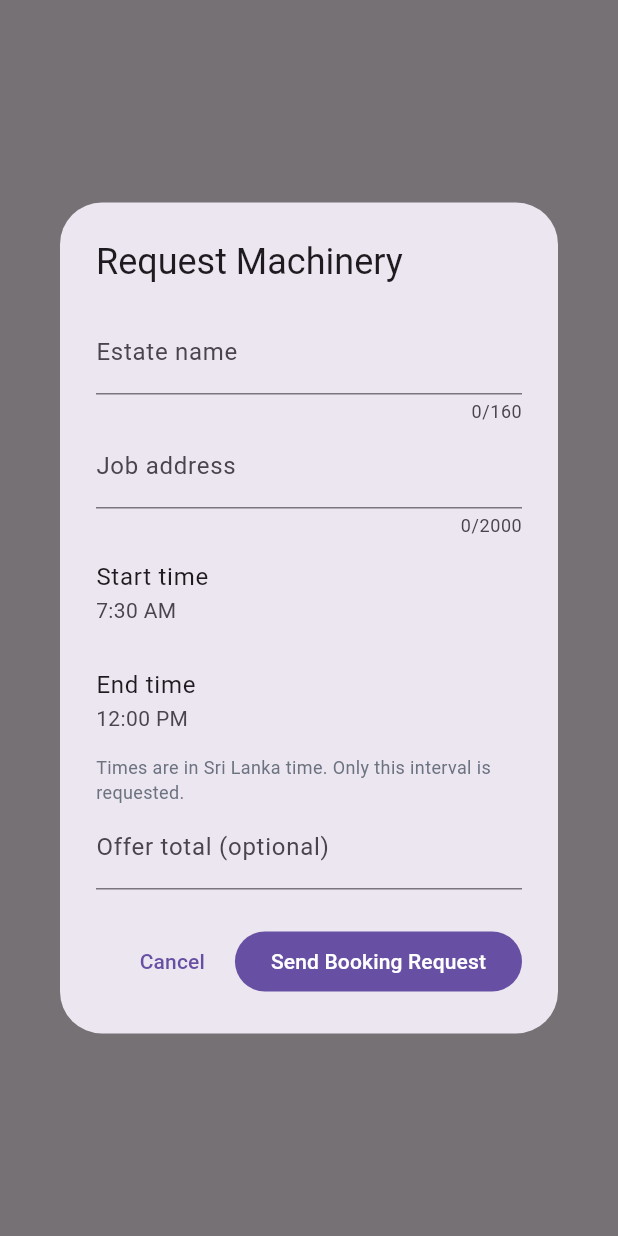
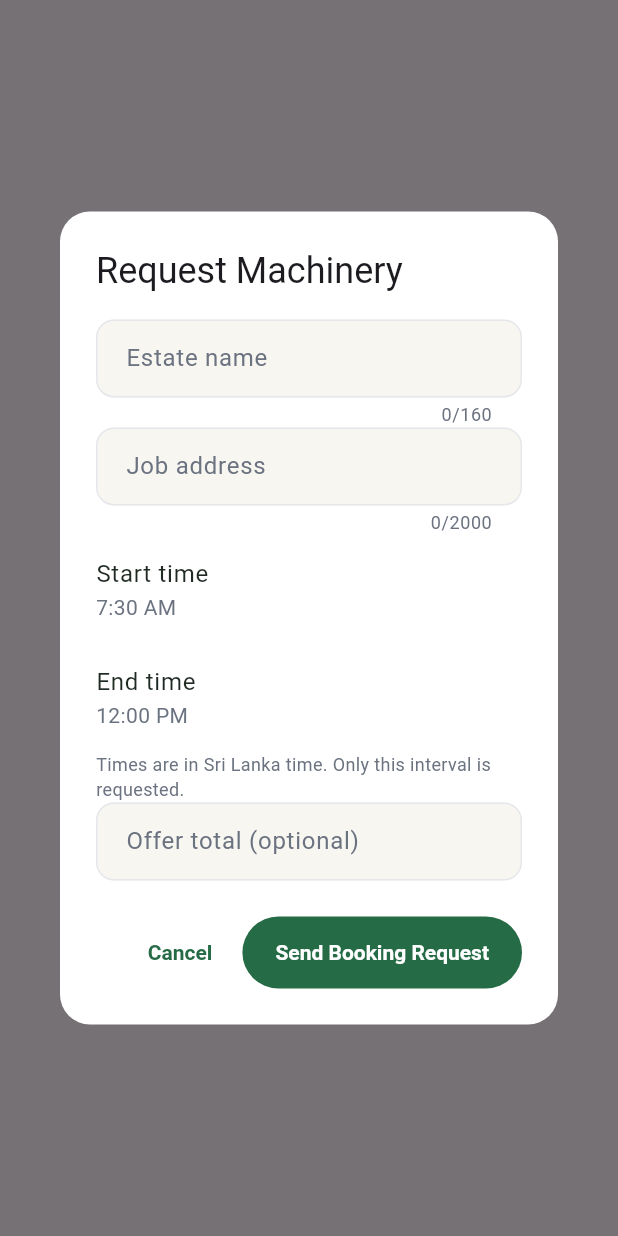
Before and after one commit to MalshiTharukaKarunathilaka/CocoConnect, a Flutter app: what requestLiveMachinery() shows on an empty page, opened directly with empty values, on a phone screen of 412 x 824 dp. Run offline on Flutter 3.47's test engine with Material 3 defaults, Android fonts, the light colour scheme and no system bars; our stand-ins replace flutter_map, latlong2, shared_preferences; missing offline and left inert: geolocator_platform_interface; accounts and stored records are empty; network calls fail; Roboto replaces fonts that are missing (Arial).

Commit message:
Apply design system to provider and machinery screens; add cross-role integration test

```diff
--- a/lib/screens/live_machinery_booking.dart
+++ b/lib/screens/live_machinery_booking.dart
@@ -4,6 +4,7 @@ import '../services/machinery_api.dart';
 import '../services/api_client.dart';
 import '../widgets/owner_widgets.dart';
 import 'provider/provider_request_page.dart';
+import '../theme/app_theme.dart';
 
 /// Captures the explicit interval missing from the old demonstration booking.
 Future<void> requestLiveMachinery(
@@ -12,7 +13,7 @@ Future<void> requestLiveMachinery(
   required DateTime date,
   required List<Map<String, dynamic>> items,
 }) async {
-  final request = await showDialog<Map<String, dynamic>>(
+  final request = await showThemedDialog<Map<String, dynamic>>(
     context: context,
     builder: (_) => _RequestDialog(date: date, items: items),
   );
@@ -103,6 +104,7 @@ class _RequestDialogState extends State<_RequestDialog> {
                 final time = await showTimePicker(
                   context: context,
                   initialTime: _start,
+                  builder: themedPicker,
                 );
                 if (time != null && mounted) setState(() => _start = time);
               },
@@ -115,6 +117,7 @@ class _RequestDialogState extends State<_RequestDialog> {
                 final time = await showTimePicker(
                   context: context,
                   initialTime: _end,
+                  builder: themedPicker,
                 );
                 if (time != null && mounted) setState(() => _end = time);
               },
--- a/lib/screens/provider/provider_request_widgets.dart
+++ b/lib/screens/provider/provider_request_widgets.dart
@@ -4,8 +4,9 @@ import '../../models/provider_booking_request.dart';
 import '../../widgets/owner_widgets.dart';
 import '../account_dialogs.dart';
 import '../buyer/buyer_format.dart';
+import '../../theme/app_theme.dart';
 
-const providerRequestPanel = Color(0xFFF0F2FF);
+const providerRequestPanel = AppColors.page;
 
 String requestDate(DateTime date) {
   const weekdays = [
@@ -39,7 +40,7 @@ Future<void> showCustomerContact(
   BuildContext context,
   ProviderBookingRequest request, {
   bool ownerView = false,
-}) => showDialog<void>(
+}) => showThemedDialog<void>(
   context: context,
   builder: (ctx) => AlertDialog(
     title: Text(
--- /dev/null
+++ b/lib/theme/app_theme.dart
@@ -0,0 +1,271 @@
+import 'package:flutter/material.dart';
+
+/// CocoConnect design system tokens. See DESIGN_SYSTEM.md in the repository.
+/// Colours here are the same values as the owner screens' kOwner* constants,
+/// so screens built with either look the same.
+class AppColors {
+  AppColors._();
+
+  // Brand
+  static const Color green = Color(0xFF256B45);
+  static const Color greenSoft = Color(0xFFE3F0E6);
+  static const Color greenMid = Color(0xFF5FA47B);
+  static const Color greenLight = Color(0xFF9FD0B0);
+  static const Color brown = Color(0xFF8B4A1C);
+  static const Color gold = Color(0xFFD9A441);
+
+  // Neutrals
+  static const Color ink = Color(0xFF1E2A22);
+  static const Color muted = Color(0xFF6B7280);
+  static const Color line = Color(0xFFE5E7EB);
+  static const Color page = Color(0xFFF1EFEA);
+  static const Color cream = Color(0xFFFCF8EF);
+  static const Color surface = Color(0xFFFFFFFF);
+
+  // Status
+  static const Color danger = Color(0xFFC62828);
+  static const Color dangerText = Color(0xFFA32820);
+  static const Color dangerSoft = Color(0xFFF8EAEA);
+  static const Color warning = Color(0xFF9A6B12);
+  static const Color warningSoft = Color(0xFFF7EFDF);
+  static const Color info = Color(0xFF2F7396);
+  static const Color infoSoft = Color(0xFFE4EFF5);
+}
+
+class AppRadius {
+  AppRadius._();
+
+  static const double card = 26;
+  static const double tile = 24;
+  static const double callout = 20;
+  static const double field = 12;
+  static const double pill = 999;
+}
+
+class AppSpace {
+  AppSpace._();
+
+  static const double xs = 4;
+  static const double sm = 8;
+  static const double md = 12;
+  static const double lg = 16;
+  static const double xl = 20;
+  static const double xxl = 24;
+  static const double huge = 32;
+}
+
+class AppShadows {
+  AppShadows._();
+
+  static const List<BoxShadow> card = [
+    BoxShadow(color: Color(0x14344638), blurRadius: 30, offset: Offset(0, 10)),
+  ];
+  static const List<BoxShadow> glow = [
+    BoxShadow(color: Color(0x47256B45), blurRadius: 18, offset: Offset(0, 8)),
+  ];
+}
+
+/// Gives a screen the design system's buttons, dialogs, inputs, chips and
+/// switches, so its default Material widgets are green and rounded instead of
+/// Flutter's default purple. The font stays whatever the app already uses.
+class AppThemeScope extends StatelessWidget {
+  final Widget child;
+
+  const AppThemeScope({super.key, required this.child});
+
+  static ThemeData of(ThemeData base) {
+    final ColorScheme scheme = ColorScheme.fromSeed(
+      seedColor: AppColors.green,
+      brightness: Brightness.light,
+    ).copyWith(
+      primary: AppColors.green,
+      onPrimary: Colors.white,
+      primaryContainer: AppColors.greenSoft,
+      onPrimaryContainer: AppColors.green,
+      secondary: AppColors.brown,
+      tertiary: AppColors.gold,
+      error: AppColors.danger,
+      surface: AppColors.surface,
+      onSurface: AppColors.ink,
+      onSurfaceVariant: AppColors.muted,
+      outline: AppColors.line,
+      outlineVariant: AppColors.line,
+      surfaceTint: Colors.transparent,
+    );
+
+    const StadiumBorder pill = StadiumBorder();
+    const TextStyle buttonText = TextStyle(
+      fontSize: 14,
+      fontWeight: FontWeight.w600,
+    );
+    final OutlineInputBorder fieldBorder = OutlineInputBorder(
+      borderRadius: BorderRadius.circular(AppRadius.field),
+      borderSide: const BorderSide(color: AppColors.line),
+    );
+
+    return base.copyWith(
+      colorScheme: scheme,
+      scaffoldBackgroundColor: AppColors.page,
+      dividerColor: AppColors.line,
+      filledButtonTheme: FilledButtonThemeData(
+        style: FilledButton.styleFrom(
+          backgroundColor: AppColors.green,
+          foregroundColor: Colors.white,
+          disabledBackgroundColor: AppColors.line,
+          minimumSize: const Size(64, 48),
+          padding: const EdgeInsets.symmetric(horizontal: 22),
+          shape: pill,
+          textStyle: buttonText,
+        ),
+      ),
+      elevatedButtonTheme: ElevatedButtonThemeData(
+        style: ElevatedButton.styleFrom(
+          backgroundColor: AppColors.green,
+          foregroundColor: Colors.white,
+          elevation: 0,
+          minimumSize: const Size(64, 48),
+          padding: const EdgeInsets.symmetric(horizontal: 22),
+          shape: pill,
+          textStyle: buttonText,
+        ),
+      ),
+      outlinedButtonTheme: OutlinedButtonThemeData(
+        style: OutlinedButton.styleFrom(
+          foregroundColor: AppColors.ink,
+          minimumSize: const Size(64, 48),
+          padding: const EdgeInsets.symmetric(horizontal: 22),
+          shape: pill,
+          side: const BorderSide(color: AppColors.line),
+          textStyle: buttonText,
+        ),
+      ),
+      textButtonTheme: TextButtonThemeData(
+        style: TextButton.styleFrom(
+          foregroundColor: AppColors.green,
+          shape: pill,
+          textStyle: buttonText,
+        ),
+      ),
+      dialogTheme: DialogThemeData(
+        backgroundColor: AppColors.surface,
+        surfaceTintColor: Colors.transparent,
+        shape: RoundedRectangleBorder(
+          borderRadius: BorderRadius.circular(AppRadius.callout),
+        ),
+      ),
+      bottomSheetTheme: const BottomSheetThemeData(
+        backgroundColor: AppColors.surface,
+        surfaceTintColor: Colors.transparent,
+        shape: RoundedRectangleBorder(
+          borderRadius: BorderRadius.vertical(
+            top: Radius.circular(AppRadius.callout),
+          ),
+        ),
+      ),
+      inputDecorationTheme: InputDecorationTheme(
+        filled: true,
+        fillColor: const Color(0xFFF8F6F1),
+        contentPadding: const EdgeInsets.symmetric(horizontal: 16, vertical: 14),
+        border: fieldBorder,
+        enabledBorder: fieldBorder,
+        focusedBorder: fieldBorder.copyWith(
+          borderSide: const BorderSide(color: AppColors.green, width: 1.5),
+        ),
+        errorBorder: fieldBorder.copyWith(
+          borderSide: const BorderSide(color: AppColors.danger),
+        ),
+        focusedErrorBorder: fieldBorder.copyWith(
+          borderSide: const BorderSide(color: AppColors.danger, width: 1.5),
+        ),
+      ),
+      chipTheme: base.chipTheme.copyWith(
+        backgroundColor: AppColors.surface,
+        selectedColor: AppColors.greenSoft,
+        side: const BorderSide(color: AppColors.line),
+        shape: pill,
+        labelStyle: const TextStyle(fontSize: 12.5, color: AppColors.ink),
+      ),
+      switchTheme: SwitchThemeData(
+        thumbColor: WidgetStateProperty.resolveWith(
+          (states) => states.contains(WidgetState.selected)
+              ? Colors.white
+              : AppColors.muted,
+        ),
+        trackColor: WidgetStateProperty.resolveWith(
+          (states) => states.contains(WidgetState.selected)
+              ? AppColors.green
+              : AppColors.line,
+        ),
+        trackOutlineColor: const WidgetStatePropertyAll(Colors.transparent),
+      ),
+      snackBarTheme: SnackBarThemeData(
+        backgroundColor: AppColors.ink,
+        contentTextStyle: const TextStyle(color: Colors.white),
+        behavior: SnackBarBehavior.floating,
+        shape: RoundedRectangleBorder(
+          borderRadius: BorderRadius.circular(AppRadius.field),
+        ),
+      ),
+      navigationBarTheme: NavigationBarThemeData(
+        backgroundColor: AppColors.surface,
+        surfaceTintColor: Colors.transparent,
+        indicatorColor: AppColors.greenSoft,
+      ),
+      progressIndicatorTheme: const ProgressIndicatorThemeData(
+        color: AppColors.green,
+      ),
+      datePickerTheme: DatePickerThemeData(
+        backgroundColor: AppColors.surface,
+        surfaceTintColor: Colors.transparent,
+        shape: RoundedRectangleBorder(
+          borderRadius: BorderRadius.circular(AppRadius.callout),
+        ),
+      ),
+      timePickerTheme: TimePickerThemeData(
+        backgroundColor: AppColors.surface,
+        shape: RoundedRectangleBorder(
+          borderRadius: BorderRadius.circular(AppRadius.callout),
+        ),
+      ),
+    );
+  }
+
+  @override
+  Widget build(BuildContext context) =>
+      Theme(data: of(Theme.of(context)), child: child);
+}
+
+/// showDialog with the design system's theme, so a dialog opened from a
+/// screen's State context is not Flutter's default purple.
+Future<T?> showThemedDialog<T>({
+  required BuildContext context,
+  required WidgetBuilder builder,
+  bool barrierDismissible = true,
+}) => showDialog<T>(
+  context: context,
+  barrierDismissible: barrierDismissible,
+  builder: (ctx) => AppThemeScope(child: Builder(builder: builder)),
+);
+
+/// showModalBottomSheet with the design system's theme.
+Future<T?> showThemedBottomSheet<T>({
+  required BuildContext context,
+  required WidgetBuilder builder,
+  bool isScrollControlled = false,
+  bool useSafeArea = false,
+  bool showDragHandle = false,
+  Color? backgroundColor,
+  BoxConstraints? constraints,
+}) => showModalBottomSheet<T>(
+  context: context,
+  isScrollControlled: isScrollControlled,
+  useSafeArea: useSafeArea,
+  showDragHandle: showDragHandle,
+  backgroundColor: backgroundColor,
+  constraints: constraints,
+  builder: (ctx) => AppThemeScope(child: Builder(builder: builder)),
+);
+
+/// The pickers take their theme from here.
+Widget themedPicker(BuildContext context, Widget? child) =>
+    AppThemeScope(child: child ?? const SizedBox.shrink());
```
Also changed, not shown: lib/screens/provider/provider_booking_inquiry.dart (+6 -7 lines), lib/screens/provider/provider_calendar_page.dart (+19 -15 lines), lib/screens/provider/provider_request_page.dart (+9 -7 lines), lib/screens/service_provider_registration_page.dart (+9 -7 lines), 1 other file.
